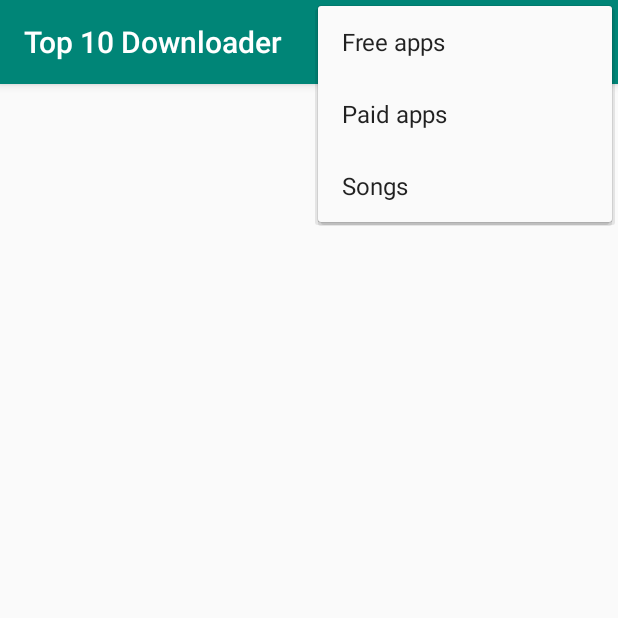
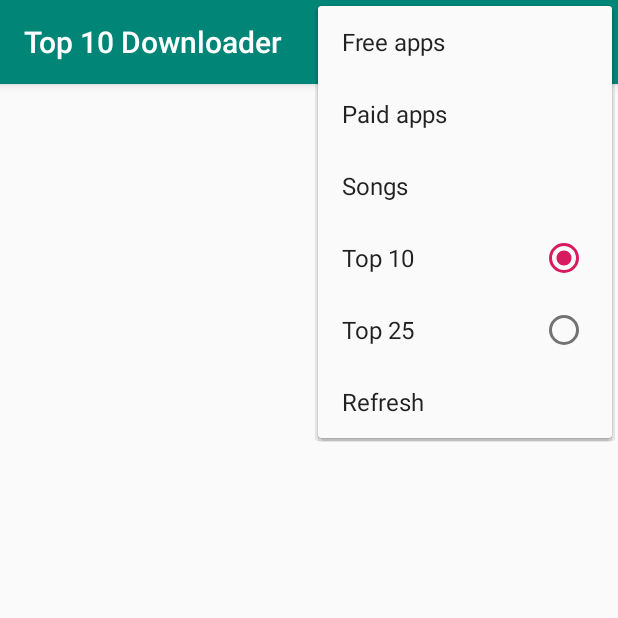
Before and after one commit to bmedendorp/Top10Downloader, an Android app: the screen it shows after launch (MainActivity), with the options menu open, on a phone screen of 412 x 824 dp, the top half of it. Run offline under Robolectric (Android 15) with nearby library versions, the phone set to English and light mode, and no system bars.

Commit message:
Add option to switch between limits of 10 or 25 Remove unnecessary HTTP calls when URL is unchanged Fix orientation issues

```diff
--- a/app/src/main/java/com/tythis/top10downloader/MainActivity.java
+++ b/app/src/main/java/com/tythis/top10downloader/MainActivity.java
@@ -6,7 +6,6 @@ import android.os.Bundle;
 import android.util.Log;
 import android.view.Menu;
 import android.view.MenuItem;
-import android.widget.ArrayAdapter;
 import android.widget.ListView;
 
 import java.io.BufferedReader;
@@ -19,6 +18,12 @@ import java.net.URL;
 public class MainActivity extends AppCompatActivity {
     private static final String TAG = "MainActivity";
     private ListView listApps;
+    private String feedUrl = "http://ax.itunes.apple.com/WebObjects/MZStoreServices.woa/ws/RSS/topfreeapplications/limit=%d/xml";
+    private int feedLimit = 10;
+    private String feedCachedUrl = "INVALIDATED";
+
+    private static final String STATE_URL = "feedUrl";
+    private static final String STATE_LIMIT = "feedLimit";
 
     @Override
     protected void onCreate(Bundle savedInstanceState) {
@@ -26,42 +31,77 @@ public class MainActivity extends AppCompatActivity {
         setContentView(R.layout.activity_main);
         listApps = findViewById(R.id.xmlListView);
 
-        downloadUrl("http://ax.itunes.apple.com/WebObjects/MZStoreServices.woa/ws/RSS/topfreeapplications/limit=10/xml");
+        if (savedInstanceState != null) {
+            feedUrl = savedInstanceState.getString(STATE_URL);
+            feedLimit = savedInstanceState.getInt(STATE_LIMIT);
+        }
+
+        downloadUrl(String.format(feedUrl, feedLimit));
     }
 
     @Override
+    protected void onSaveInstanceState(Bundle outState) {
+        outState.putString(STATE_URL, feedUrl);
+        outState.putInt(STATE_LIMIT, feedLimit);
+        super.onSaveInstanceState(outState);
+    }
+
+   @Override
     public boolean onCreateOptionsMenu(Menu menu) {
         getMenuInflater().inflate(R.menu.feeds_menu, menu);
+        if (feedLimit == 10) {
+            menu.findItem(R.id.mnu10).setChecked(true);
+        } else {
+            menu.findItem(R.id.mnu25).setChecked(true);
+        }
         return true;
     }
 
     @Override
     public boolean onOptionsItemSelected(MenuItem item) {
         int id = item.getItemId();
-        String feedUrl;
 
         switch(id) {
             case R.id.mnuFree:
-                feedUrl = "http://ax.itunes.apple.com/WebObjects/MZStoreServices.woa/ws/RSS/topfreeapplications/limit=10/xml";
+                feedUrl = "http://ax.itunes.apple.com/WebObjects/MZStoreServices.woa/ws/RSS/topfreeapplications/limit=%d/xml";
                 break;
             case R.id.mnuPaid:
-                feedUrl = "http://ax.itunes.apple.com/WebObjects/MZStoreServices.woa/ws/RSS/toppaidapplications/limit=10/xml";
+                feedUrl = "http://ax.itunes.apple.com/WebObjects/MZStoreServices.woa/ws/RSS/toppaidapplications/limit=%d/xml";
                 break;
             case R.id.mnuSongs:
-                feedUrl = "http://ax.itunes.apple.com/WebObjects/MZStoreServices.woa/ws/RSS/topsongs/limit=10/xml";
+                feedUrl = "http://ax.itunes.apple.com/WebObjects/MZStoreServices.woa/ws/RSS/topsongs/limit=%d/xml";
+                break;
+            case R.id.mnu10:
+            case R.id.mnu25:
+                if (!item.isChecked()) {
+                    item.setChecked(true);
+                    feedLimit = 35 - feedLimit;
+                    Log.d(TAG, "onOptionsItemSelected: " + item.getTitle() + " setting feedLimit to " + feedLimit);
+                } else {
+                    Log.d(TAG, "onOptionsItemSelected: " + item.getTitle() + " feedLimit unchanged");
+                }
+                break;
+            case R.id.mnuRefresh:
+                feedCachedUrl = "INVALIDATED";
                 break;
             default:
                 return super.onOptionsItemSelected(item);
         }
-        downloadUrl(feedUrl);
+
+        downloadUrl(String.format(feedUrl, feedLimit));
         return true;
     }
 
     private void downloadUrl(String feedUrl) {
-        Log.d(TAG, "downloadUrl: starting AsyncTask");
-        DownloadData downloadData = new DownloadData();
-        downloadData.execute(feedUrl);
-        Log.d(TAG, "downloadUrl: done");
+        if (!feedUrl.equals(feedCachedUrl)) {
+            Log.d(TAG, "downloadUrl: starting AsyncTask");
+            DownloadData downloadData = new DownloadData();
+            downloadData.execute(feedUrl);
+            feedCachedUrl = feedUrl;
+            Log.d(TAG, "downloadUrl: done");
+        } else {
+            Log.d(TAG, "downloadUrl: Url not changed");
+        }
     }
 
     private class DownloadData extends AsyncTask<String, Void, String> {
--- a/app/src/main/res/menu/feeds_menu.xml
+++ b/app/src/main/res/menu/feeds_menu.xml
@@ -11,4 +11,18 @@
     <item
         android:id="@+id/mnuSongs"
         android:title="Songs" />
+    <group
+        android:id="@+id/mnugrpLimit"
+        android:checkableBehavior="single">
+        <item
+            android:id="@+id/mnu10"
+            android:checked="true"
+            android:title="Top 10" />
+        <item
+            android:id="@+id/mnu25"
+            android:title="Top 25" />
+    </group>
+    <item
+        android:id="@+id/mnuRefresh"
+        android:title="Refresh" />
 </menu>
```
